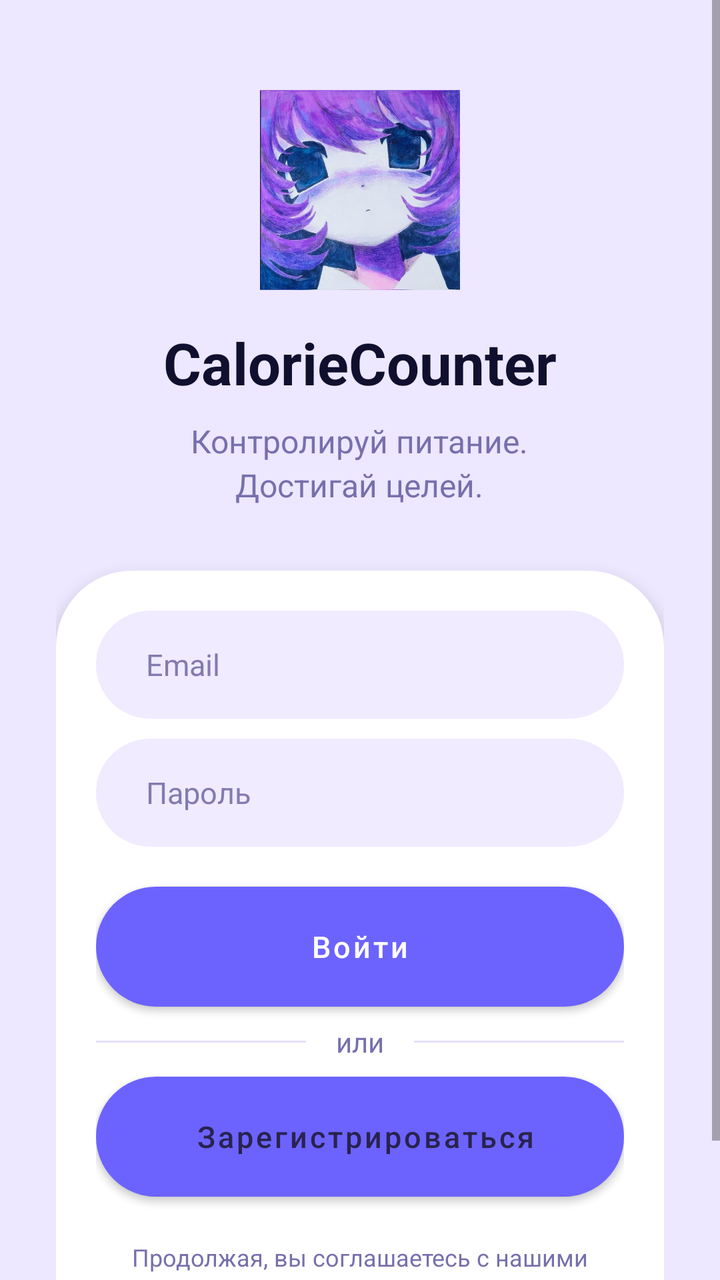
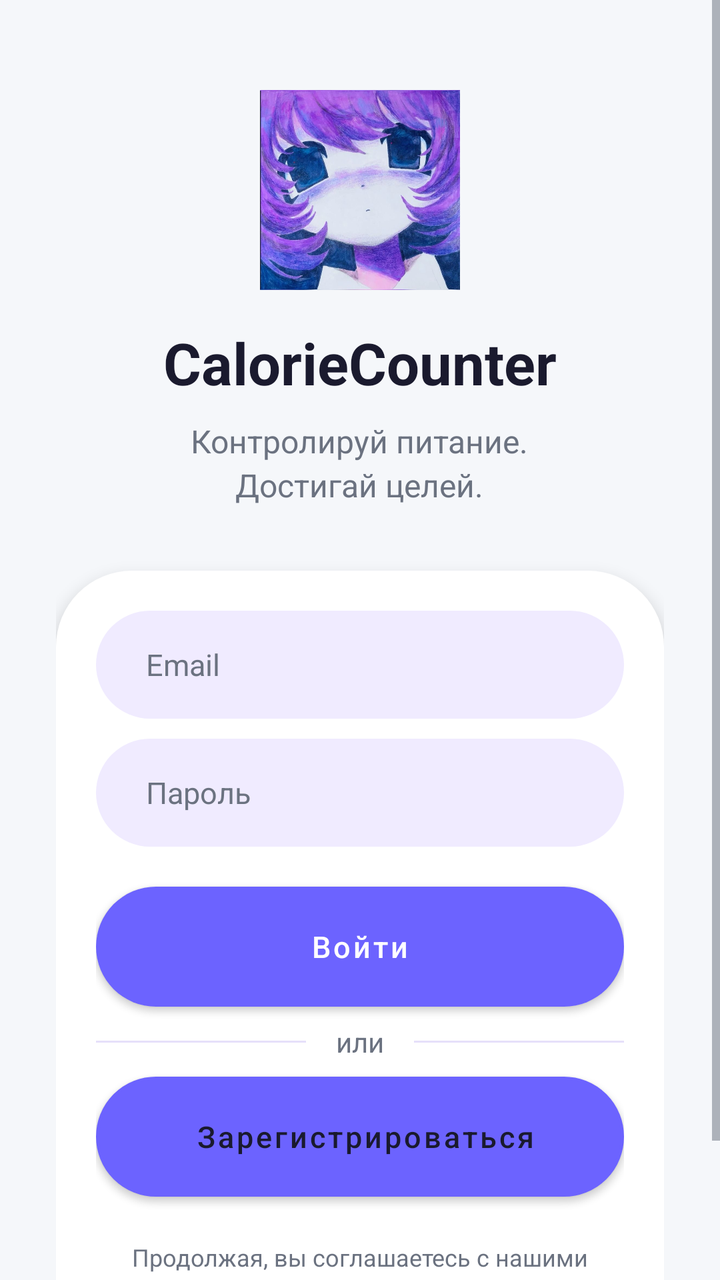

Compare the two renders of this Android layout. The source of the first and the diff that turns it into the second are given below.
<!-- AndroidManifest.xml: application theme Theme.CalorieCounter -->
<!-- res/layout/activity_login.xml -->
<?xml version="1.0" encoding="utf-8"?>
<ScrollView xmlns:android="http://schemas.android.com/apk/res/android"
    android:layout_width="match_parent"
    android:layout_height="match_parent"
    android:fillViewport="true"
    android:background="#EDE7FF"
    android:clipToPadding="false">

    <LinearLayout
        android:layout_width="match_parent"
        android:layout_height="wrap_content"
        android:orientation="vertical"
        android:gravity="center_horizontal"
        android:paddingStart="28dp"
        android:paddingEnd="28dp"
        android:paddingTop="45dp"
        android:paddingBottom="35dp">

        
        <ImageView
            android:id="@+id/ivLogo"
            android:layout_width="100dp"
            android:layout_height="100dp"
            android:src="@drawable/glav"
            android:scaleType="centerInside"
            android:contentDescription="Логотип приложения" />

        
        <TextView
            android:layout_width="wrap_content"
            android:layout_height="wrap_content"
            android:layout_marginTop="17dp"
            android:text="CalorieCounter"
            android:textColor="#10102E"
            android:textSize="29sp"
            android:textStyle="bold" />

        
        <TextView
            android:layout_width="wrap_content"
            android:layout_height="wrap_content"
            android:layout_marginTop="9dp"
            android:gravity="center"
            android:text="Контролируй питание.\nДостигай целей."
            android:textColor="#7770AD"
            android:textSize="16sp"
            android:lineSpacingExtra="3dp" />

        
        <LinearLayout
            android:layout_width="match_parent"
            android:layout_height="wrap_content"
            android:layout_marginTop="32dp"
            android:orientation="vertical"
            android:padding="20dp"
            android:background="@drawable/login_card"
            android:elevation="5dp">

            
            <LinearLayout
                android:layout_width="match_parent"
                android:layout_height="54dp"
                android:gravity="center_vertical"
                android:paddingStart="15dp"
                android:paddingEnd="15dp"
                android:background="@drawable/login_field">

                <EditText
                    android:id="@+id/etEmail"
                    android:layout_width="0dp"
                    android:layout_height="match_parent"
                    android:layout_weight="1"
                    android:background="@null"
                    android:hint="Email"
                    android:inputType="textEmailAddress"
                    android:singleLine="true"
                    android:textColor="#252044"
                    android:textColorHint="#817BAF"
                    android:textSize="15sp"
                    android:paddingStart="10dp" />

            </LinearLayout>

            
            <LinearLayout
                android:layout_width="match_parent"
                android:layout_height="54dp"
                android:layout_marginTop="10dp"
                android:gravity="center_vertical"
                android:paddingStart="15dp"
                android:paddingEnd="15dp"
                android:background="@drawable/login_field">

                <EditText
                    android:id="@+id/etPassword"
                    android:layout_width="0dp"
                    android:layout_height="match_parent"
                    android:layout_weight="1"
                    android:background="@null"
                    android:hint="Пароль"
                    android:inputType="textPassword"
                    android:singleLine="true"
                    android:textColor="#252044"
                    android:textColorHint="#817BAF"
                    android:textSize="15sp"
                    android:paddingStart="10dp" />

            </LinearLayout>

            
            <Button
                android:id="@+id/btnLogin"
                android:layout_width="match_parent"
                android:layout_height="60dp"
                android:layout_marginTop="20dp"
                android:background="@drawable/login_button"
                android:backgroundTint="@null"
                android:text="Войти"
                android:textAllCaps="false"
                android:textColor="#FFFFFF"
                android:textSize="15sp"
                android:elevation="5dp" />

            
            <LinearLayout
                android:layout_width="match_parent"
                android:layout_height="35dp"
                android:gravity="center"
                android:orientation="horizontal">

                <View
                    android:layout_width="0dp"
                    android:layout_height="1dp"
                    android:layout_weight="1"
                    android:background="#E6E0FA" />

                <TextView
                    android:layout_width="wrap_content"
                    android:layout_height="wrap_content"
                    android:paddingStart="15dp"
                    android:paddingEnd="15dp"
                    android:text="или"
                    android:textColor="#7770AD"
                    android:textSize="14sp" />

                <View
                    android:layout_width="0dp"
                    android:layout_height="1dp"
                    android:layout_weight="1"
                    android:background="#E6E0FA" />

            </LinearLayout>

            
            <Button
                android:id="@+id/btnRegister"
                android:layout_width="match_parent"
                android:layout_height="60dp"
                android:background="@drawable/login_outline"
                android:backgroundTint="@null"
                android:text=" Зарегистрироваться"
                android:textAllCaps="false"
                android:textColor="#29234D"
                android:textSize="15sp" />

            
            <ProgressBar
                android:id="@+id/progressBar"
                android:layout_width="35dp"
                android:layout_height="35dp"
                android:layout_gravity="center"
                android:layout_marginTop="12dp"
                android:indeterminateTint="#7950F2"
                android:visibility="gone" />


            
            <TextView
                android:layout_width="match_parent"
                android:layout_height="wrap_content"
                android:layout_marginTop="22dp"
                android:gravity="center"
                android:text="Продолжая, вы соглашаетесь с нашими"
                android:textColor="#7770AD"
                android:textSize="12sp"/>

            
            <TextView
                android:id="@+id/tvAgreement"
                android:layout_width="match_parent"
                android:layout_height="wrap_content"
                android:gravity="center"
                android:text="Условиями использования"
                android:textColor="#7548E9"
                android:textStyle="bold"
                android:textSize="12sp"
                android:padding="5dp"
                android:clickable="true"
                android:focusable="true"/>

        </LinearLayout>

    </LinearLayout>

</ScrollView>
<!-- resources referenced by this layout -->
<resources>
  <!-- drawable glav: jpg bitmap (drawable, 103816 bytes) -->
  <!-- drawable login_button (drawable) -->
  <?xml version="1.0" encoding="utf-8"?>
  <shape xmlns:android="http://schemas.android.com/apk/res/android">
      <gradient
          android:startColor="#A45AF5"
          android:endColor="#5630E8"
          android:angle="0"/>
      <corners android:radius="35dp"/>
  </shape>
  <!-- drawable login_card (drawable) -->
  <?xml version="1.0" encoding="utf-8"?>
  <shape xmlns:android="http://schemas.android.com/apk/res/android">
      <solid android:color="#FFFFFF"/>
      <corners android:radius="38dp"/>
  </shape>
  <!-- drawable login_field (drawable) -->
  <?xml version="1.0" encoding="utf-8"?>
  <shape xmlns:android="http://schemas.android.com/apk/res/android">
      <solid android:color="#F0EBFF"/>
      <corners android:radius="30dp"/>
  </shape>
  <!-- drawable login_outline (drawable) -->
  <?xml version="1.0" encoding="utf-8"?>
  <shape xmlns:android="http://schemas.android.com/apk/res/android">
      <solid android:color="#FFFFFF"/>
      <stroke
          android:width="1.5dp"
          android:color="#D8CBFF"/>
      <corners android:radius="35dp"/>
  </shape>
  <style name="Theme.CalorieCounter" parent="Theme.MaterialComponents.Light.NoActionBar">
          <item name="colorPrimary">@color/primary</item>
          <item name="colorPrimaryDark">@color/primary_dark</item>
          <item name="colorAccent">@color/accent</item>
          <item name="android:statusBarColor">@color/primary</item>
          <item name="android:windowLightStatusBar">false</item>
      </style>
  <color name="primary">#6C63FF</color>
  <color name="primary_dark">#5A52D5</color>
  <color name="accent">#00C9A7</color>
</resources>

<!-- the commit's change to res/layout/activity_login.xml (unified diff, before → after) -->
@@ -3,7 +3,7 @@
     android:layout_width="match_parent"
     android:layout_height="match_parent"
     android:fillViewport="true"
-    android:background="#EDE7FF"
+    android:background="@color/bg_primary"
     android:clipToPadding="false">
 
     <LinearLayout
@@ -31,7 +31,7 @@
             android:layout_height="wrap_content"
             android:layout_marginTop="17dp"
             android:text="CalorieCounter"
-            android:textColor="#10102E"
+            android:textColor="@color/text_primary"
             android:textSize="29sp"
             android:textStyle="bold" />
 
@@ -42,7 +42,7 @@
             android:layout_marginTop="9dp"
             android:gravity="center"
             android:text="Контролируй питание.\nДостигай целей."
-            android:textColor="#7770AD"
+            android:textColor="@color/text_secondary"
             android:textSize="16sp"
             android:lineSpacingExtra="3dp" />
 
@@ -74,13 +74,12 @@
                     android:hint="Email"
                     android:inputType="textEmailAddress"
                     android:singleLine="true"
-                    android:textColor="#252044"
-                    android:textColorHint="#817BAF"
+                    android:textColor="@color/text_primary"
+                    android:textColorHint="@color/text_secondary"
                     android:textSize="15sp"
                     android:paddingStart="10dp" />
 
             </LinearLayout>
-
             
             <LinearLayout
                 android:layout_width="match_parent"
@@ -100,13 +99,12 @@
                     android:hint="Пароль"
                     android:inputType="textPassword"
                     android:singleLine="true"
-                    android:textColor="#252044"
-                    android:textColorHint="#817BAF"
+                    android:textColor="@color/text_primary"
+                    android:textColorHint="@color/text_secondary"
                     android:textSize="15sp"
                     android:paddingStart="10dp" />
 
             </LinearLayout>
-
             
             <Button
                 android:id="@+id/btnLogin"
@@ -140,7 +138,7 @@
                     android:paddingStart="15dp"
                     android:paddingEnd="15dp"
                     android:text="или"
-                    android:textColor="#7770AD"
+                    android:textColor="@color/text_secondary"
                     android:textSize="14sp" />
 
                 <View
@@ -160,7 +158,7 @@
                 android:backgroundTint="@null"
                 android:text=" Зарегистрироваться"
                 android:textAllCaps="false"
-                android:textColor="#29234D"
+                android:textColor="@color/text_primary"
                 android:textSize="15sp" />
 
             
@@ -181,7 +179,7 @@
                 android:layout_marginTop="22dp"
                 android:gravity="center"
                 android:text="Продолжая, вы соглашаетесь с нашими"
-                android:textColor="#7770AD"
+                android:textColor="@color/text_secondary"
                 android:textSize="12sp"/>
 
             
<!-- resource entries referenced after the edit -->
@@ -1,5 +1,8 @@
 <!-- resources referenced by this layout -->
 <resources>
+  <color name="bg_primary">#F5F7FA</color>
+  <color name="text_primary">#1A1A2E</color>
+  <color name="text_secondary">#6B7280</color>
   <!-- drawable glav: jpg bitmap (drawable, 103816 bytes) -->
   <!-- drawable login_button (drawable) -->
   <?xml version="1.0" encoding="utf-8"?>
@@ -13,8 +16,11 @@
   <!-- drawable login_card (drawable) -->
   <?xml version="1.0" encoding="utf-8"?>
   <shape xmlns:android="http://schemas.android.com/apk/res/android">
-      <solid android:color="#FFFFFF"/>
-      <corners android:radius="38dp"/>
+  
+      <solid android:color="@color/app_surface" />
+  
+      <corners android:radius="38dp" />
+  
   </shape>
   <!-- drawable login_field (drawable) -->
   <?xml version="1.0" encoding="utf-8"?>
@@ -25,19 +31,31 @@
   <!-- drawable login_outline (drawable) -->
   <?xml version="1.0" encoding="utf-8"?>
   <shape xmlns:android="http://schemas.android.com/apk/res/android">
-      <solid android:color="#FFFFFF"/>
+  
+      <solid android:color="@color/app_surface" />
+  
       <stroke
           android:width="1.5dp"
-          android:color="#D8CBFF"/>
-      <corners android:radius="35dp"/>
+          android:color="#D8CBFF" />
+  
+      <corners android:radius="35dp" />
+  
   </shape>
-  <style name="Theme.CalorieCounter" parent="Theme.MaterialComponents.Light.NoActionBar">
+  <style name="Theme.CalorieCounter" parent="Theme.MaterialComponents.DayNight.NoActionBar">
           <item name="colorPrimary">@color/primary</item>
           <item name="colorPrimaryDark">@color/primary_dark</item>
           <item name="colorAccent">@color/accent</item>
+          <item name="colorSurface">@color/app_surface</item>
+          <item name="colorOnSurface">@color/text_primary</item>
+          <item name="android:colorBackground">@color/bg_primary</item>
+          <item name="android:windowBackground">@color/bg_primary</item>
+          <item name="android:textColorPrimary">@color/text_primary</item>
+          <item name="android:textColorSecondary">@color/text_secondary</item>
           <item name="android:statusBarColor">@color/primary</item>
+          <item name="android:navigationBarColor">@color/bg_primary</item>
           <item name="android:windowLightStatusBar">false</item>
       </style>
+  <color name="app_surface">#FFFFFF</color>
   <color name="primary">#6C63FF</color>
   <color name="primary_dark">#5A52D5</color>
   <color name="accent">#00C9A7</color>
